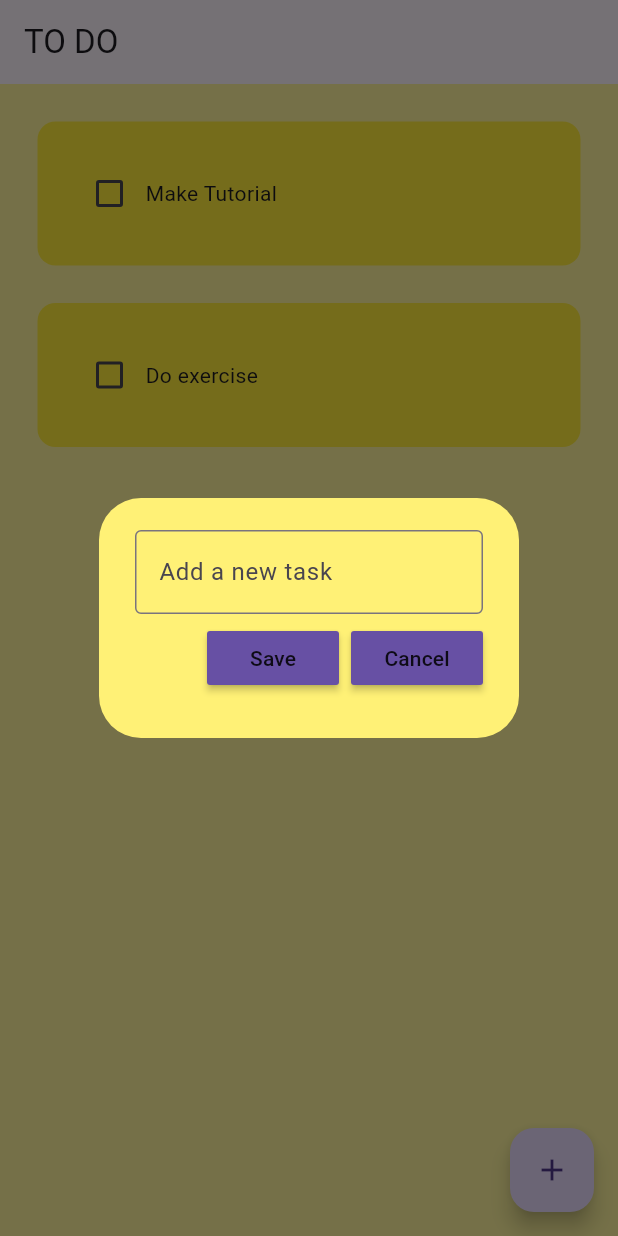
After one commit to SweydManaf/todo_app, a Flutter app: the screen it shows after launch, after a tap on the "add" icon, on a phone screen of 412 x 824 dp. The commit adds this screen. Run offline on Flutter 3.47's test engine with Material 3 defaults, Android fonts, the phone set to English and light mode, and no system bars.

Commit message:
add new task

```diff
--- a/lib/pages/home.dart
+++ b/lib/pages/home.dart
@@ -1,4 +1,5 @@
 import 'package:flutter/material.dart';
+import 'package:todo_app/utils/dialog_box.dart';
 import 'package:todo_app/utils/todo_tile.dart';
 
 class HomePage extends StatefulWidget {
@@ -9,6 +10,8 @@ class HomePage extends StatefulWidget {
 }
 
 class _HomePageState extends State<HomePage> {
+  // text controller
+  final _controller = TextEditingController();
   // list os todo tasks
   List toDoList = [
     ["Make Tutorial", false],
@@ -22,6 +25,28 @@ class _HomePageState extends State<HomePage> {
     });
   }
 
+  // save new task
+  void saveNewTask() {
+    setState(() {
+      toDoList.add([_controller.text, false]);
+      _controller.clear();
+    });
+    Navigator.of(context).pop();
+  }
+
+  // create a new task
+  void createNewTask() {
+    showDialog(
+        context: context,
+        builder: (context) {
+          return DialogBox(
+            controler: _controller,
+            onSave: saveNewTask,
+            onCancel: () => Navigator.of(context).pop(),
+          );
+        });
+  }
+
   @override
   Widget build(BuildContext context) {
     return Scaffold(
@@ -29,6 +54,10 @@ class _HomePageState extends State<HomePage> {
       appBar: AppBar(
         title: Text("TO DO"),
         elevation: 0,
+      ),
+      floatingActionButton: FloatingActionButton(
+        onPressed: createNewTask,
+        child: Icon(Icons.add),
       ),
       body: ListView.builder(
         itemCount: toDoList.length,
--- /dev/null
+++ b/lib/utils/dialog_box.dart
@@ -0,0 +1,47 @@
+import 'package:flutter/material.dart';
+import 'package:todo_app/utils/my_button.dart';
+
+class DialogBox extends StatelessWidget {
+  final controler;
+  VoidCallback onSave;
+  VoidCallback onCancel;
+
+  DialogBox(
+      {super.key,
+      required this.controler,
+      required this.onCancel,
+      required this.onSave});
+
+  @override
+  Widget build(BuildContext context) {
+    return AlertDialog(
+      backgroundColor: Colors.yellow[300],
+      content: Container(
+        height: 120,
+        child:
+            Column(mainAxisAlignment: MainAxisAlignment.spaceEvenly, children: [
+          // get user input
+          TextField(
+            controller: controler,
+            decoration: InputDecoration(
+                border: OutlineInputBorder(), hintText: "Add a new task"),
+          ),
+
+          // buttons -> save + cancel
+          Row(
+            mainAxisAlignment: MainAxisAlignment.end,
+            children: [
+              // save button
+              MyButton(text: "Save", onPressed: onSave),
+
+              const SizedBox(width: 8),
+
+              // cancel button
+              MyButton(text: "Cancel", onPressed: onCancel)
+            ],
+          )
+        ]),
+      ),
+    );
+  }
+}
--- /dev/null
+++ b/lib/utils/my_button.dart
@@ -0,0 +1,16 @@
+import 'package:flutter/material.dart';
+
+class MyButton extends StatelessWidget {
+  final String text;
+  VoidCallback onPressed;
+  MyButton({super.key, required this.text, required this.onPressed});
+
+  @override
+  Widget build(BuildContext context) {
+    return MaterialButton(
+      onPressed: onPressed,
+      child: Text(text),
+      color: Theme.of(context).primaryColor,
+    );
+  }
+}
```
